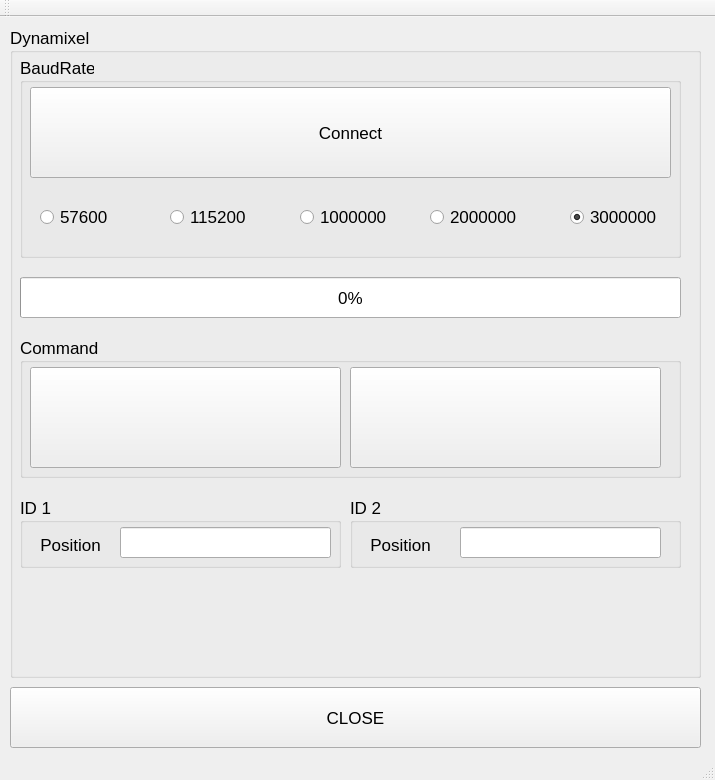
Before: the Qt Designer form pnp_test/mainwindow.ui in routiful/pnp_comm, drawn with Qt 5.
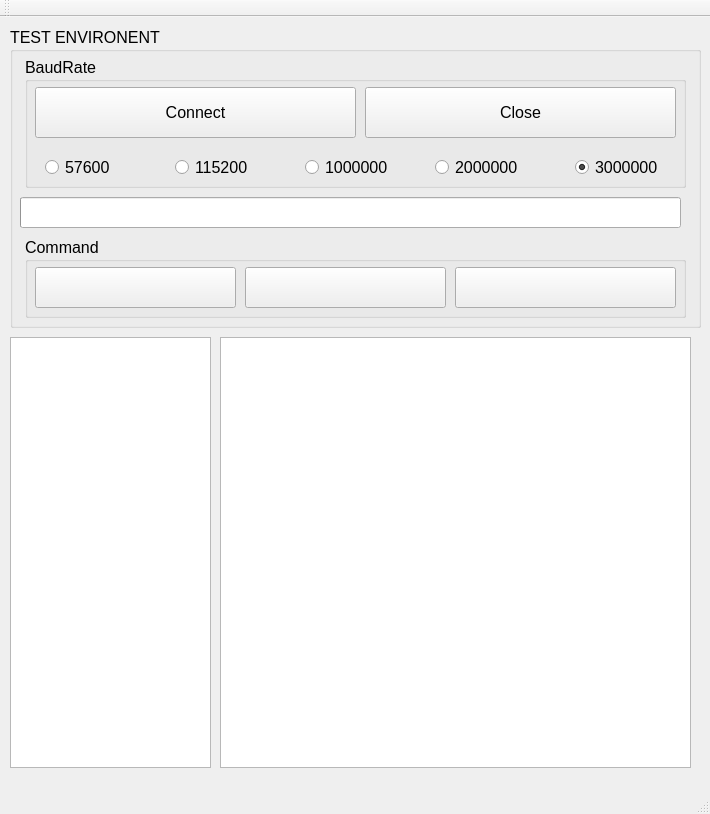
After: the same form once the commit is applied.

The edit to the form file:
```diff
--- a/pnp_test/mainwindow.ui
+++ b/pnp_test/mainwindow.ui
@@ -6,8 +6,8 @@
    <rect>
     <x>0</x>
     <y>0</y>
-    <width>715</width>
-    <height>780</height>
+    <width>710</width>
+    <height>814</height>
    </rect>
   </property>
   <property name="windowTitle">
@@ -20,29 +20,29 @@
       <x>10</x>
       <y>10</y>
       <width>691</width>
-      <height>651</height>
+      <height>301</height>
      </rect>
     </property>
     <property name="font">
      <font>
-      <pointsize>13</pointsize>
+      <pointsize>12</pointsize>
      </font>
     </property>
     <property name="title">
-     <string>Dynamixel</string>
+     <string>TEST ENVIRONENT</string>
     </property>
     <widget class="QGroupBox" name="baudrate_groupbox">
      <property name="geometry">
       <rect>
-       <x>10</x>
+       <x>15</x>
        <y>30</y>
        <width>661</width>
-       <height>201</height>
+       <height>131</height>
       </rect>
      </property>
      <property name="font">
       <font>
-       <pointsize>13</pointsize>
+       <pointsize>12</pointsize>
       </font>
      </property>
      <property name="title">
@@ -52,7 +52,7 @@
       <property name="geometry">
        <rect>
         <x>20</x>
-        <y>150</y>
+        <y>100</y>
         <width>100</width>
         <height>20</height>
        </rect>
@@ -71,7 +71,7 @@
       <property name="geometry">
        <rect>
         <x>150</x>
-        <y>150</y>
+        <y>100</y>
         <width>100</width>
         <height>20</height>
        </rect>
@@ -87,7 +87,7 @@
       <property name="geometry">
        <rect>
         <x>280</x>
-        <y>150</y>
+        <y>100</y>
         <width>100</width>
         <height>20</height>
        </rect>
@@ -103,7 +103,7 @@
       <property name="geometry">
        <rect>
         <x>410</x>
-        <y>150</y>
+        <y>100</y>
         <width>100</width>
         <height>20</height>
        </rect>
@@ -116,7 +116,7 @@
       <property name="geometry">
        <rect>
         <x>550</x>
-        <y>150</y>
+        <y>100</y>
         <width>100</width>
         <height>20</height>
        </rect>
@@ -133,27 +133,48 @@
        <rect>
         <x>10</x>
         <y>30</y>
-        <width>641</width>
-        <height>91</height>
+        <width>321</width>
+        <height>51</height>
        </rect>
       </property>
       <property name="text">
        <string>Connect</string>
       </property>
+      <property name="checkable">
+       <bool>false</bool>
+      </property>
+     </widget>
+     <widget class="QPushButton" name="close_pushButton">
+      <property name="geometry">
+       <rect>
+        <x>340</x>
+        <y>30</y>
+        <width>311</width>
+        <height>51</height>
+       </rect>
+      </property>
+      <property name="font">
+       <font>
+        <pointsize>12</pointsize>
+       </font>
+      </property>
+      <property name="text">
+       <string>Close</string>
+      </property>
      </widget>
     </widget>
     <widget class="QGroupBox" name="command_groupbox">
      <property name="geometry">
       <rect>
-       <x>10</x>
-       <y>310</y>
+       <x>15</x>
+       <y>210</y>
        <width>661</width>
-       <height>141</height>
+       <height>81</height>
       </rect>
      </property>
      <property name="font">
       <font>
-       <pointsize>13</pointsize>
+       <pointsize>12</pointsize>
       </font>
      </property>
      <property name="title">
@@ -164,8 +185,8 @@
        <rect>
         <x>10</x>
         <y>30</y>
-        <width>311</width>
-        <height>101</height>
+        <width>201</width>
+        <height>41</height>
        </rect>
       </property>
       <property name="text">
@@ -178,10 +199,10 @@
      <widget class="QPushButton" name="bulk_read_write_button">
       <property name="geometry">
        <rect>
-        <x>330</x>
+        <x>220</x>
         <y>30</y>
-        <width>311</width>
-        <height>101</height>
+        <width>201</width>
+        <height>41</height>
        </rect>
       </property>
       <property name="text">
@@ -191,108 +212,17 @@
        <bool>false</bool>
       </property>
      </widget>
-    </widget>
-    <widget class="QGroupBox" name="id_1_groupbox">
-     <property name="geometry">
-      <rect>
-       <x>10</x>
-       <y>470</y>
-       <width>321</width>
-       <height>71</height>
-      </rect>
-     </property>
-     <property name="font">
-      <font>
-       <pointsize>13</pointsize>
-      </font>
-     </property>
-     <property name="title">
-      <string>ID 1 </string>
-     </property>
-     <widget class="QLineEdit" name="id_1_position_lineedit">
+     <widget class="QPushButton" name="all_tools_read_button">
       <property name="geometry">
        <rect>
-        <x>100</x>
+        <x>430</x>
         <y>30</y>
-        <width>211</width>
-        <height>31</height>
+        <width>221</width>
+        <height>41</height>
        </rect>
       </property>
-      <property name="readOnly">
-       <bool>true</bool>
-      </property>
-     </widget>
-     <widget class="QLabel" name="label">
-      <property name="geometry">
-       <rect>
-        <x>10</x>
-        <y>40</y>
-        <width>81</width>
-        <height>16</height>
-       </rect>
-      </property>
-      <property name="font">
-       <font>
-        <pointsize>13</pointsize>
-       </font>
-      </property>
       <property name="text">
-       <string>Position</string>
-      </property>
-      <property name="alignment">
-       <set>Qt::AlignCenter</set>
-      </property>
-     </widget>
-    </widget>
-    <widget class="QGroupBox" name="id_2_groupbox">
-     <property name="geometry">
-      <rect>
-       <x>340</x>
-       <y>470</y>
-       <width>331</width>
-       <height>71</height>
-      </rect>
-     </property>
-     <property name="font">
-      <font>
-       <pointsize>13</pointsize>
-      </font>
-     </property>
-     <property name="title">
-      <string>ID 2 </string>
-     </property>
-     <widget class="QLineEdit" name="id_2_position_lineedit">
-      <property name="geometry">
-       <rect>
-        <x>110</x>
-        <y>30</y>
-        <width>201</width>
-        <height>31</height>
-       </rect>
-      </property>
-      <property name="readOnly">
-       <bool>true</bool>
-      </property>
-     </widget>
-     <widget class="QLabel" name="label_3">
-      <property name="geometry">
-       <rect>
-        <x>10</x>
-        <y>40</y>
-        <width>81</width>
-        <height>16</height>
-       </rect>
-      </property>
-      <property name="font">
-       <font>
-        <pointsize>13</pointsize>
-       </font>
-      </property>
-      <property name="text">
-       <string>Position</string>
-      </property>
-      <property name="alignment">
-       <set>Qt::AlignCenter</set>
+       <string/>
       </property>
      </widget>
     </widget>
@@ -300,32 +230,59 @@
      <property name="geometry">
       <rect>
        <x>10</x>
-       <y>250</y>
+       <y>170</y>
        <width>661</width>
-       <height>41</height>
+       <height>31</height>
       </rect>
      </property>
      <property name="value">
       <number>0</number>
      </property>
+     <property name="textVisible">
+      <bool>false</bool>
+     </property>
     </widget>
    </widget>
-   <widget class="QPushButton" name="close_pushButton">
+   <widget class="QListView" name="pnp_listView">
     <property name="geometry">
      <rect>
       <x>10</x>
-      <y>670</y>
-      <width>691</width>
-      <height>61</height>
+      <y>320</y>
+      <width>201</width>
+      <height>431</height>
      </rect>
     </property>
     <property name="font">
      <font>
-      <pointsize>13</pointsize>
+      <pointsize>10</pointsize>
      </font>
     </property>
-    <property name="text">
-     <string>CLOSE</string>
+    <property name="dragEnabled">
+     <bool>true</bool>
+    </property>
+   </widget>
+   <widget class="QListView" name="log_listView">
+    <property name="geometry">
+     <rect>
+      <x>220</x>
+      <y>320</y>
+      <width>471</width>
+      <height>431</height>
+     </rect>
+    </property>
+    <property name="font">
+     <font>
+      <pointsize>10</pointsize>
+     </font>
+    </property>
+    <property name="dragEnabled">
+     <bool>true</bool>
+    </property>
+    <property name="dragDropOverwriteMode">
+     <bool>true</bool>
+    </property>
+    <property name="dragDropMode">
+     <enum>QAbstractItemView::DragOnly</enum>
     </property>
    </widget>
   </widget>
```
Left out of the diff: 6 changed lines with no effect on the pictures.
